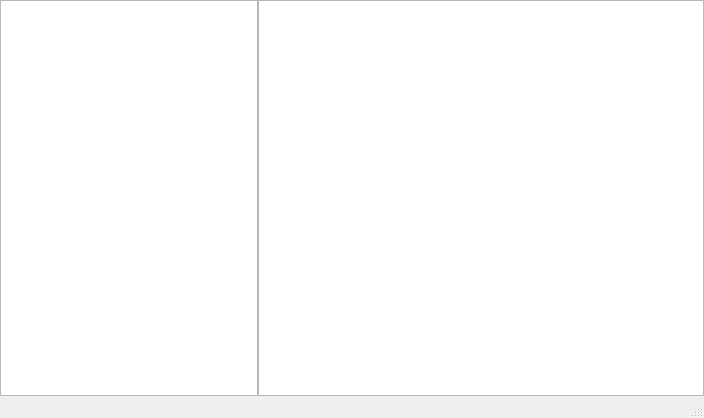
Above: mainwindow.ui from kuaidy/QTools before the change. Below: the same form after it.
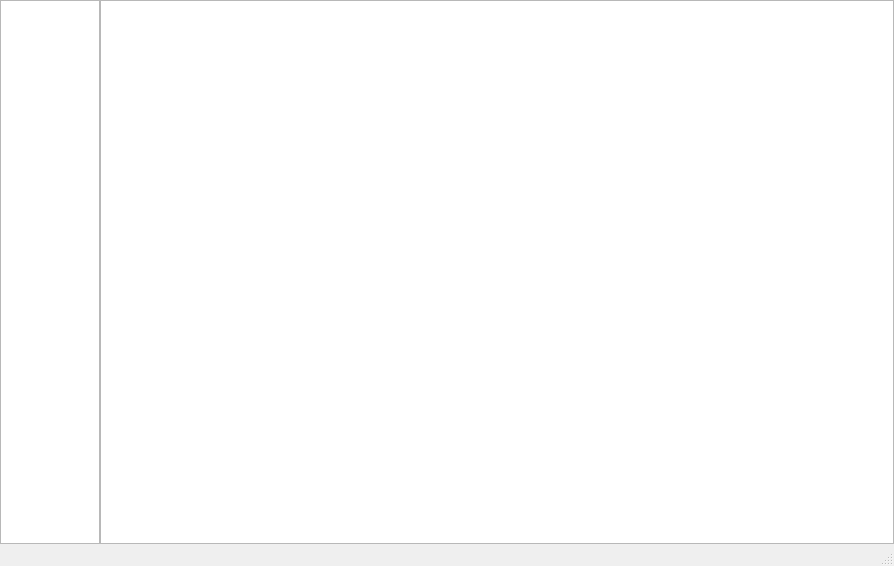
That is the form after the change. Icons and pictures are not drawn.

Diff of the .ui file:
```diff
--- a/mainwindow.ui
+++ b/mainwindow.ui
@@ -6,8 +6,8 @@
    <rect>
     <x>0</x>
     <y>0</y>
-    <width>704</width>
-    <height>418</height>
+    <width>894</width>
+    <height>566</height>
    </rect>
   </property>
   <property name="windowTitle">
@@ -66,6 +66,9 @@
          <property name="frameShape">
           <enum>QFrame::StyledPanel</enum>
          </property>
+         <property name="sizeAdjustPolicy">
+          <enum>QAbstractScrollArea::AdjustToContents</enum>
+         </property>
          <property name="autoScrollMargin">
           <number>10</number>
          </property>
```
Left out of the diff: 16 changed lines with no effect on the pictures.
